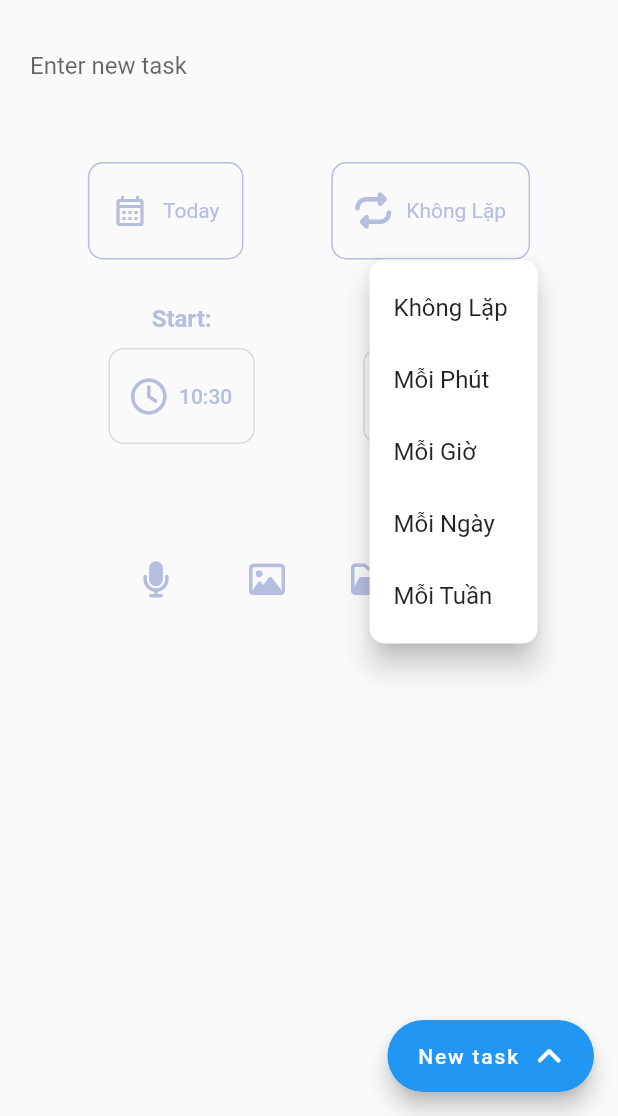
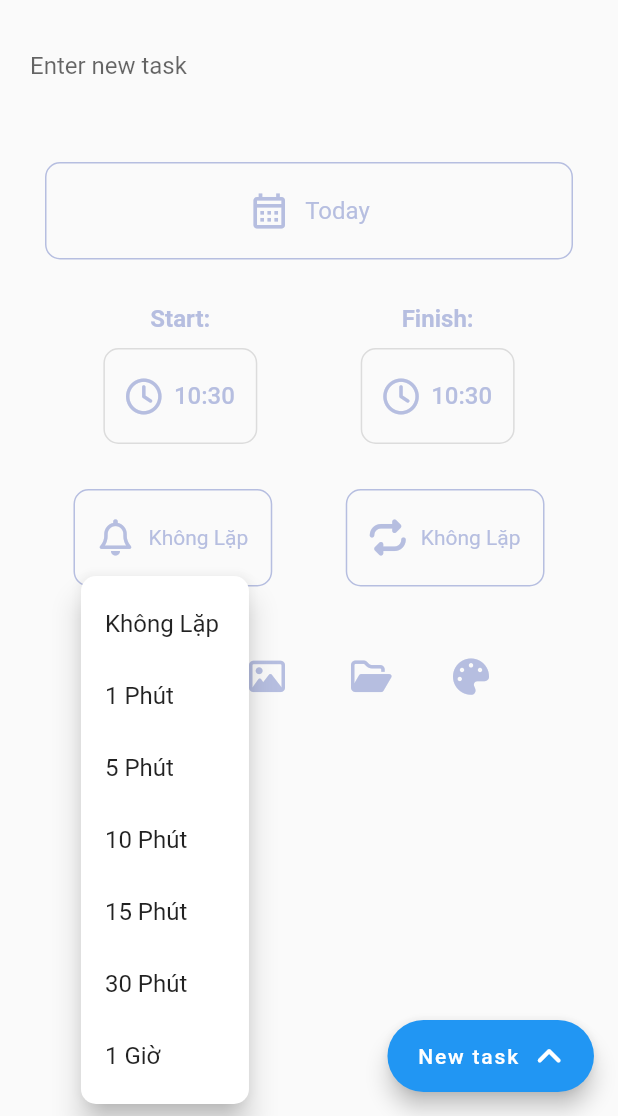
Before and after one commit to ngoctienUIT/TodoApp, a Flutter app: the NewTodoPage screen opened directly, after a tap on "Không Lặp", on a phone screen of 412 x 824 dp, the part 120-1236 px from its top. Run offline on Flutter 3.47's test engine with Material 2 defaults, Android fonts, the phone set to English and light mode, and no system bars; drawn by our look-alikes of avatar_glow; our stand-ins replace cloud_firestore, date_picker_timeline, file_picker, firebase_auth, firebase_core, firebase_storage and 12 more; accounts and stored records are empty.

Commit message:
update and fix bug
cập nhật và sửa 1 số lỗi hơi bị ngáo 😂😂😂

```diff
--- a/lib/model/todo.dart
+++ b/lib/model/todo.dart
@@ -10,6 +10,7 @@ class Todo {
   TimeOfDay startTime;
   TimeOfDay finishTime;
   int repeat;
+  int remind;
   bool status;
   Color color;
   List<String> images;
@@ -24,6 +25,7 @@ class Todo {
       required this.finishTime,
       this.color = Colors.white,
       this.repeat = 0,
+      this.remind = 0,
       this.status = false,
       this.files = const [],
       this.images = const []});
@@ -33,6 +35,7 @@ class Todo {
         "title": title,
         "content": content,
         "repeat": repeat,
+        "remind": remind,
         "startTime": startTime,
         "finishTime": finishTime,
         "status": status,
@@ -46,6 +49,7 @@ class Todo {
         "title": title,
         "content": content,
         "repeat": repeat,
+        "remind": remind,
         "date": DateFormat("dd/MM/yyyy").format(date),
         "startTime": timeOfDateToString(startTime),
         "finishTime": timeOfDateToString(finishTime),
@@ -59,6 +63,7 @@ class Todo {
       title: data["title"],
       content: data["content"],
       repeat: data["repeat"],
+      remind: data["remind"],
       date: DateFormat("dd/MM/yyyy").parse(data["date"]),
       startTime: stringToTimeOfDate(data["startTime"]),
       finishTime: stringToTimeOfDate(data["finishTime"]),
--- a/lib/model/todo_database.dart
+++ b/lib/model/todo_database.dart
@@ -12,7 +12,7 @@ class TodoDatabase {
       join(await getDatabasesPath(), 'todo.db'),
       onCreate: (database, version) async {
         database.execute(
-            "create table Todo (id text, title text, content text, repeat integer, date text, startTime text, finishTime text, status bool, color integer)");
+            "create table Todo (id text, title text, content text, remind integer, repeat integer, date text, startTime text, finishTime text, status bool, color integer)");
 
         database
             .execute("create table Image (id text, idTodo text, link text)");
@@ -66,7 +66,7 @@ class TodoDatabase {
     final db = await initializeDB();
     int updateCount = await db.rawUpdate('''
     UPDATE Todo
-    SET title = ?, content = ?, status = ?, date = ?, startTime = ?, finishTime = ?, color = ?, repeat = ?
+    SET title = ?, content = ?, status = ?, date = ?, startTime = ?, finishTime = ?, color = ?, remind = ?, repeat = ?
     WHERE id = ?''', [
       todo.title,
       todo.content,
@@ -75,6 +75,7 @@ class TodoDatabase {
       timeOfDateToString(todo.startTime),
       timeOfDateToString(todo.finishTime),
       todo.color.value,
+      todo.remind,
       todo.repeat,
       todo.id
     ]);
--- a/lib/page/handle_todo/edit_todo_page.dart
+++ b/lib/page/handle_todo/edit_todo_page.dart
@@ -5,6 +5,7 @@ import 'package:todo_app/model/data_sql.dart';
 import 'package:todo_app/model/todo.dart';
 import 'package:todo_app/model/todo_database.dart';
 import 'package:todo_app/page/handle_todo/widget/add_file_widget.dart';
+import 'package:todo_app/page/handle_todo/widget/file_list_widget.dart';
 import 'package:todo_app/page/handle_todo/widget/image_list_widget.dart';
 import 'package:todo_app/page/handle_todo/widget/pick_time_widget.dart';
 import 'package:todo_app/page/handle_todo/widget/title_todo.dart';
@@ -101,7 +102,7 @@ class _EditTodoPageState extends State<EditTodoPage> {
                         future: TodoDatabase().getFileData(widget.todo.id),
                         builder: (context, snapshot) {
                           if (snapshot.hasData) {
-                            return imageListWidget(snapshot.data!
+                            return fileListWidget(snapshot.data!
                                 .map((data) => data.link)
                                 .toList());
                           }
--- a/lib/page/handle_todo/new_todo_page.dart
+++ b/lib/page/handle_todo/new_todo_page.dart
@@ -96,9 +96,9 @@ class _NewTodoPageState extends State<NewTodoPage> {
                         keyboardType: TextInputType.multiline,
                       ),
                     ),
-                    if (todo.images.isNotEmpty) fileListWidget(todo.images),
+                    if (todo.images.isNotEmpty) imageListWidget(todo.images),
                     const SizedBox(height: 20),
-                    if (todo.files.isNotEmpty) imageListWidget(todo.files),
+                    if (todo.files.isNotEmpty) fileListWidget(todo.files),
                     const SizedBox(height: 20),
                     PickTimeWidget(
                       todo: todo,
--- /dev/null
+++ b/lib/page/handle_todo/widget/custom_popup_remind.dart
@@ -0,0 +1,77 @@
+import 'package:flutter/material.dart';
+import 'package:font_awesome_flutter/font_awesome_flutter.dart';
+
+Widget customPopupRemind(Function(int) action, int index) {
+  List<String> remindList = [
+    "Không Lặp",
+    "1 Phút",
+    "5 Phút",
+    "10 Phút",
+    "15 phút",
+    "30 phút",
+    "1 giờ"
+  ];
+  return PopupMenuButton(
+    shape: RoundedRectangleBorder(borderRadius: BorderRadius.circular(10)),
+    offset: const Offset(5, 0),
+    position: PopupMenuPosition.under,
+    itemBuilder: (context) => [
+      PopupMenuItem(
+          onTap: () {
+            action(0);
+          },
+          child: const Text("Không Lặp")),
+      PopupMenuItem(
+          onTap: () {
+            action(1);
+          },
+          child: const Text("1 Phút")),
+      PopupMenuItem(
+          onTap: () {
+            action(2);
+          },
+          child: const Text("5 Phút")),
+      PopupMenuItem(
+          onTap: () {
+            action(3);
+          },
+          child: const Text("10 Phút")),
+      PopupMenuItem(
+          onTap: () {
+            action(4);
+          },
+          child: const Text("15 Phút")),
+      PopupMenuItem(
+          onTap: () {
+            action(4);
+          },
+          child: const Text("30 Phút")),
+      PopupMenuItem(
+          onTap: () {
+            action(4);
+          },
+          child: const Text("1 Giờ")),
+    ],
+    child: Container(
+      padding: const EdgeInsets.all(15),
+      height: 65,
+      decoration: BoxDecoration(
+        color: Colors.transparent,
+        border: Border.all(color: const Color.fromRGBO(182, 190, 224, 1)),
+        borderRadius: const BorderRadius.all(Radius.circular(10)),
+      ),
+      child: Row(
+        mainAxisAlignment: MainAxisAlignment.center,
+        children: [
+          const Icon(FontAwesomeIcons.bell,
+              color: Color.fromRGBO(182, 190, 224, 1)),
+          const SizedBox(width: 10),
+          Text(
+            remindList[index],
+            style: const TextStyle(color: Color.fromRGBO(182, 190, 224, 1)),
+          )
+        ],
+      ),
+    ),
+  );
+}
--- a/lib/page/handle_todo/widget/custom_popup_menu.dart
+++ b/lib/page/handle_todo/widget/custom_popup_repeat.dart
@@ -1,13 +1,13 @@
 import 'package:flutter/material.dart';
 import 'package:font_awesome_flutter/font_awesome_flutter.dart';
 
-Widget customPopupMenu(Function(int) action, int index) {
+Widget customPopupRepeat(Function(int) action, int index) {
   List<String> repeatList = [
     "Không Lặp",
-    "Mỗi Phút",
-    "Mỗi Giờ",
     "Mỗi Ngày",
-    "Mỗi Tuần"
+    "Mỗi Tuần",
+    "Mỗi Tháng",
+    "Mỗi Năm"
   ];
   return PopupMenuButton(
     shape: RoundedRectangleBorder(borderRadius: BorderRadius.circular(10)),
@@ -23,22 +23,22 @@ Widget customPopupMenu(Function(int) action, int index) {
           onTap: () {
             action(1);
           },
-          child: const Text("Mỗi Phút")),
+          child: const Text("Mỗi Ngày")),
       PopupMenuItem(
           onTap: () {
             action(2);
           },
-          child: const Text("Mỗi Giờ")),
+          child: const Text("Mỗi Tuần")),
       PopupMenuItem(
           onTap: () {
             action(3);
           },
-          child: const Text("Mỗi Ngày")),
+          child: const Text("Mỗi Tháng")),
       PopupMenuItem(
           onTap: () {
             action(4);
           },
-          child: const Text("Mỗi Tuần")),
+          child: const Text("Mỗi Năm")),
     ],
     child: Container(
       padding: const EdgeInsets.all(15),
--- a/lib/page/handle_todo/widget/pick_time_widget.dart
+++ b/lib/page/handle_todo/widget/pick_time_widget.dart
@@ -1,9 +1,10 @@
 import 'package:flutter/material.dart';
-import 'package:font_awesome_flutter/font_awesome_flutter.dart';
 import 'package:intl/intl.dart';
 import 'package:todo_app/model/todo.dart';
 import 'package:todo_app/page/handle_todo/pick_function.dart';
-import 'package:todo_app/page/handle_todo/widget/custom_popup_menu.dart';
+import 'package:todo_app/page/handle_todo/widget/custom_popup_remind.dart';
+import 'package:todo_app/page/handle_todo/widget/custom_popup_repeat.dart';
+import 'package:todo_app/page/handle_todo/widget/pick_time_widget_item.dart';
 
 class PickTimeWidget extends StatelessWidget {
   const PickTimeWidget({Key? key, required this.todo, required this.action})
@@ -16,10 +17,9 @@ class PickTimeWidget extends StatelessWidget {
   Widget build(BuildContext context) {
     return Column(
       children: [
-        Row(
-          children: [
-            const Spacer(),
-            InkWell(
+        Padding(
+          padding: const EdgeInsets.symmetric(horizontal: 30),
+          child: InkWell(
             onTap: () async {
               var date = await pickDate(context, initDate: todo.date);
               if (date != null) {
@@ -39,25 +39,37 @@ class PickTimeWidget extends StatelessWidget {
               child: Row(
                 mainAxisAlignment: MainAxisAlignment.center,
                 children: [
-                    const Icon(Icons.calendar_month_outlined,
-                        color: Color.fromRGBO(182, 190, 224, 1)),
+                  const Icon(
+                    Icons.calendar_month_outlined,
+                    size: 28,
+                    color: Color.fromRGBO(182, 190, 224, 1),
+                  ),
                   const SizedBox(width: 10),
                   Text(
                     todo.date.difference(getDateNow()).inDays == 0
                         ? "Today"
                         : DateFormat("dd/MM/yyyy").format(todo.date),
                     style: const TextStyle(
-                          color: Color.fromRGBO(182, 190, 224, 1)),
+                        color: Color.fromRGBO(182, 190, 224, 1), fontSize: 16),
                   )
                 ],
               ),
             ),
           ),
+        ),
+        const SizedBox(height: 30),
+        Row(
+          children: [
             const Spacer(),
-            customPopupMenu((id) {
-              todo.repeat = id;
+            pickTimeWidgetItem(context, title: "Start:", action: (time) {
+              todo.startTime = time;
               action(todo);
-            }, todo.repeat),
+            }, time: todo.startTime),
+            const Spacer(),
+            pickTimeWidgetItem(context, title: "Finish:", action: (time) {
+              todo.finishTime = time;
+              action(todo);
+            }, time: todo.finishTime),
             const Spacer(),
           ],
         ),
@@ -65,75 +77,18 @@ class PickTimeWidget extends StatelessWidget {
         Row(
           children: [
             const Spacer(),
-            Column(
-              children: [
-                const Text(
-                  "Start:",
-                  style: TextStyle(
-                    fontSize: 16,
-                    fontWeight: FontWeight.bold,
-                    color: Color.fromRGBO(182, 190, 224, 1),
-                  ),
-                ),
-                const SizedBox(height: 10),
-                OutlinedButton.icon(
-                  onPressed: () async {
-                    var time = await pickTime(context);
-                    if (time != null) {
-                      todo.startTime = time;
+            customPopupRemind((id) {
+              todo.remind = id;
               action(todo);
-                    }
-                  },
-                  style: OutlinedButton.styleFrom(
-                    primary: const Color.fromRGBO(182, 190, 224, 1),
-                    padding: const EdgeInsets.symmetric(
-                        vertical: 20, horizontal: 15),
-                    shape: const RoundedRectangleBorder(
-                      borderRadius: BorderRadius.all(Radius.circular(10)),
-                    ),
-                  ),
-                  icon: const Icon(FontAwesomeIcons.clock),
-                  label: Text(timeOfDateToString(todo.startTime)),
-                ),
-              ],
-            ),
+            }, todo.remind),
             const Spacer(),
-            Column(
-              children: [
-                const Text(
-                  "Finish:",
-                  style: TextStyle(
-                    fontSize: 16,
-                    fontWeight: FontWeight.bold,
-                    color: Color.fromRGBO(182, 190, 224, 1),
-                  ),
-                ),
-                const SizedBox(height: 10),
-                OutlinedButton.icon(
-                  onPressed: () async {
-                    var time = await pickTime(context);
-                    if (time != null) {
-                      todo.finishTime = time;
+            customPopupRepeat((id) {
+              todo.repeat = id;
               action(todo);
-                    }
-                  },
-                  style: OutlinedButton.styleFrom(
-                    primary: const Color.fromRGBO(182, 190, 224, 1),
-                    padding: const EdgeInsets.symmetric(
-                        vertical: 20, horizontal: 15),
-                    shape: const RoundedRectangleBorder(
-                      borderRadius: BorderRadius.all(Radius.circular(10)),
-                    ),
-                  ),
-                  icon: const Icon(FontAwesomeIcons.clock),
-                  label: Text(timeOfDateToString(todo.finishTime)),
-                ),
-              ],
-            ),
+            }, todo.repeat),
             const Spacer(),
           ],
         ),
-        const SizedBox(height: 30),
       ],
     );
   }
--- /dev/null
+++ b/lib/page/handle_todo/widget/pick_time_widget_item.dart
@@ -0,0 +1,42 @@
+import 'package:flutter/material.dart';
+import 'package:font_awesome_flutter/font_awesome_flutter.dart';
+import 'package:todo_app/page/handle_todo/pick_function.dart';
+
+Widget pickTimeWidgetItem(BuildContext context,
+    {required String title,
+    required Function(TimeOfDay time) action,
+    required TimeOfDay time}) {
+  return Column(
+    children: [
+      Text(
+        title,
+        style: const TextStyle(
+          fontSize: 16,
+          fontWeight: FontWeight.bold,
+          color: Color.fromRGBO(182, 190, 224, 1),
+        ),
+      ),
+      const SizedBox(height: 10),
+      OutlinedButton.icon(
+        onPressed: () async {
+          var time = await pickTime(context);
+          if (time != null) {
+            action(time);
+          }
+        },
+        style: OutlinedButton.styleFrom(
+          primary: const Color.fromRGBO(182, 190, 224, 1),
+          padding: const EdgeInsets.symmetric(vertical: 20, horizontal: 15),
+          shape: const RoundedRectangleBorder(
+            borderRadius: BorderRadius.all(Radius.circular(10)),
+          ),
+        ),
+        icon: const Icon(FontAwesomeIcons.clock),
+        label: Text(
+          timeOfDateToString(time),
+          style: const TextStyle(fontSize: 16),
+        ),
+      ),
+    ],
+  );
+}
--- a/lib/page/home/bloc/todo_bloc.dart
+++ b/lib/page/home/bloc/todo_bloc.dart
@@ -13,13 +13,13 @@ class TodoBloc extends Bloc<TodoEvent, TodoState> {
       LocalNotificationManager localNotificationManager =
           LocalNotificationManager.init();
       localNotificationManager.showNotification(
-          id: event.todo.id.hashCode + 1,
+          id: event.todo.id.hashCode,
           title: "Thêm thành công",
           body: event.todo.content);
 
       if (event.todo.repeat > 0) {
         localNotificationManager.repeatNotification(
-            id: event.todo.id.hashCode,
+            id: event.todo.id.hashCode - 1,
             title: "Thông báo",
             body: event.todo.content,
             repeat: getRepeatInterval(event.todo.repeat));
--- a/pubspec.yaml
+++ b/pubspec.yaml
@@ -57,6 +57,7 @@ dependencies:
   rxdart: ^0.27.5
   date_picker_timeline: ^1.2.3
   flutter_colorpicker: ^1.0.3
+  timezone: ^0.8.0
 
 dev_dependencies:
   flutter_test:
```
Also changed, not shown: lib/model/local_notification_manager.dart (+36 -5 lines), lib/page/handle_todo/widget/file_list_widget.dart (+27 -14 lines), lib/page/handle_todo/widget/image_list_widget.dart (+13 -23 lines), pubspec.lock. Lines whose indentation alone changed are shown as unchanged.
